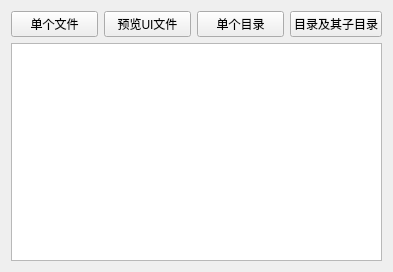
Before: the Qt Designer form kdui2py/kdui2py.ui in bkdwei/kdui2py, drawn with Qt 5.
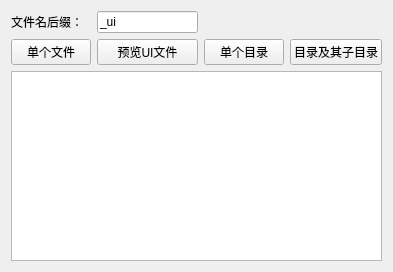
After: the same form once the commit is applied.

Commit message: 实现所有功能

Diff of the .ui file:
```diff
--- a/kdui2py/kdui2py.ui
+++ b/kdui2py/kdui2py.ui
@@ -14,37 +14,51 @@
    <string>Form</string>
   </property>
   <layout class="QGridLayout" name="gridLayout">
-   <item row="0" column="0">
+   <item row="1" column="0">
     <widget class="QPushButton" name="pb_convert_single_file">
      <property name="text">
       <string>单个文件</string>
      </property>
     </widget>
    </item>
-   <item row="0" column="2">
-    <widget class="QPushButton" name="pushButton_2">
+   <item row="1" column="2">
+    <widget class="QPushButton" name="pb_single_dir">
      <property name="text">
       <string>单个目录</string>
      </property>
     </widget>
    </item>
-   <item row="0" column="3">
-    <widget class="QPushButton" name="pushButton_3">
+   <item row="1" column="3">
+    <widget class="QPushButton" name="pb_dir_and_subdir">
      <property name="text">
       <string>目录及其子目录</string>
      </property>
     </widget>
    </item>
-   <item row="1" column="0" colspan="4">
-    <widget class="QTextBrowser" name="textBrowser"/>
+   <item row="2" column="0" colspan="4">
+    <widget class="QTextBrowser" name="tb_result"/>
    </item>
-   <item row="0" column="1">
+   <item row="1" column="1">
     <widget class="QPushButton" name="pb_preview">
      <property name="text">
       <string>预览UI文件</string>
      </property>
     </widget>
    </item>
+   <item row="0" column="0">
+    <widget class="QLabel" name="label">
+     <property name="text">
+      <string>文件名后缀：</string>
+     </property>
+    </widget>
+   </item>
+   <item row="0" column="1">
+    <widget class="QLineEdit" name="le_suffix">
+     <property name="text">
+      <string>_ui</string>
+     </property>
+    </widget>
+   </item>
   </layout>
  </widget>
  <resources/>
```
The commit also changes 1 other file.
